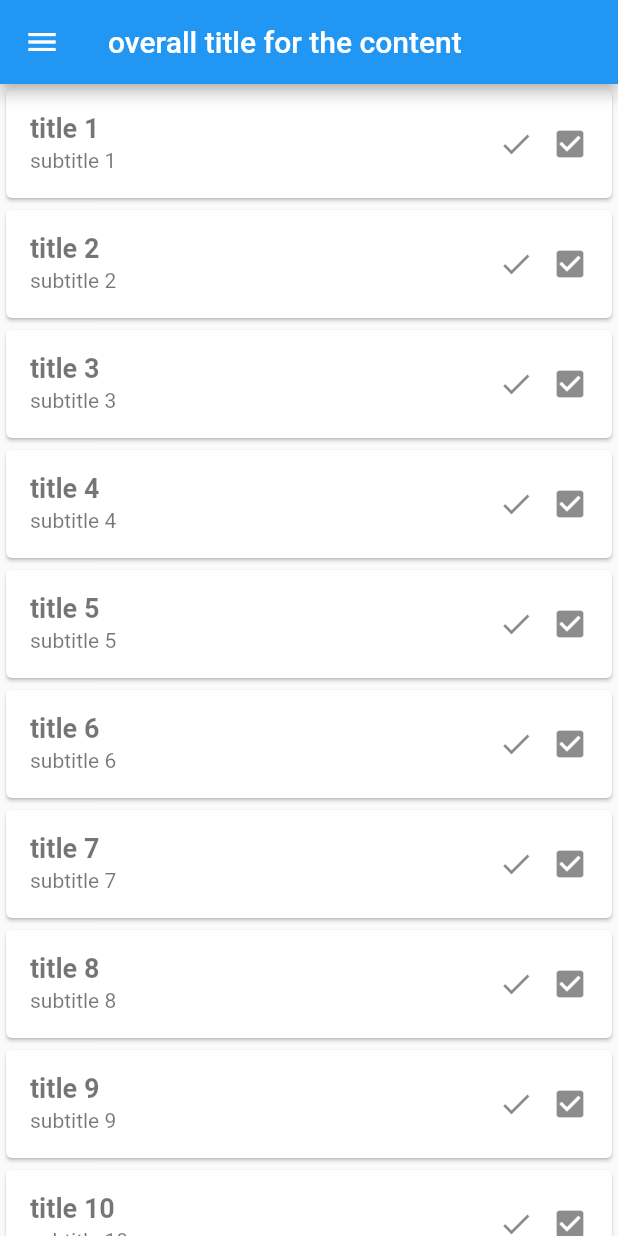
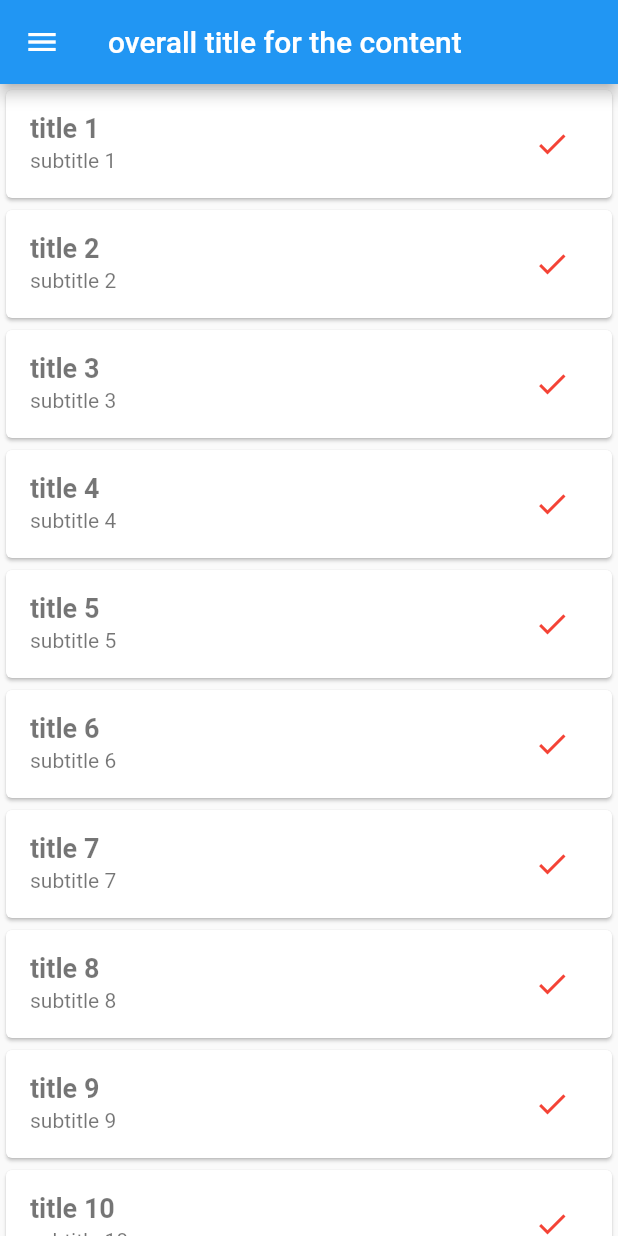
Before and after one commit to rob-code/flutter_master_detail_mobile_app, a Flutter app: the screen it shows after launch, on a phone screen of 412 x 824 dp. Run offline on Flutter 3.47's test engine with Material 2 defaults, Android fonts, the phone set to English and light mode, and no system bars; missing offline and left inert: dart:ffi.

Commit message:
implement icon color change for red, amber, green

```diff
--- a/lib/main.dart
+++ b/lib/main.dart
@@ -1,3 +1,5 @@
+import 'dart:ffi';
+
 import 'package:flutter/material.dart';
 import 'content_detail.dart';
 import 'content_data_model.dart';
@@ -88,19 +90,11 @@ class _MyHomePageState extends State<MyHomePage> {
             ),
             subtitle: Text(contentData[index].subtitle),
             trailing: Wrap(
-              spacing: 12,
               children: const <Widget>[
-                Icon(Icons.check),
-                Icon(Icons.check_box),
+                MyStatefulWidget(),
               ],
             ),
-
-    /*leading: SizedBox(
-    width: 100,
-    height: 50,
-    child: Text(contentData[index].title),
-    ),*/
-    onTap: () {
+                onTap: () {
     Navigator.of(context).push(MaterialPageRoute(builder: (context)=>ContentDetail(contentDataModel: contentData[index],)));
     }
     ));
@@ -109,3 +103,50 @@ class _MyHomePageState extends State<MyHomePage> {
     );
   }
 }
+
+
+
+
+class MyStatefulWidget extends StatefulWidget {
+  const MyStatefulWidget({Key? key}) : super(key: key);
+  @override
+  State<MyStatefulWidget> createState() => _MyStatefulWidgetState();
+}
+
+class _MyStatefulWidgetState extends State<MyStatefulWidget> {
+  final List<Color> colors = <Color>[Colors.red,Colors.amber, Colors.green];
+
+  Color _iconColor = Colors.red;
+  int colorIndex= 0;
+
+  @override
+  Widget build(BuildContext context) {
+    return Column(
+      children: <Widget>[
+        IconButton(
+          icon: const Icon(Icons.check),
+          color: _iconColor,
+          tooltip: 'set learning rating',
+          onPressed: () {
+            setState(() {
+              switch(colorIndex) {
+                case 0: {_iconColor = colors.elementAt(1); }
+                colorIndex = 1;
+                break;
+
+                case 1: {_iconColor = colors.elementAt(2); }
+                colorIndex = 2;
+                break;
+
+                case 2: {_iconColor = colors.elementAt(0); }
+                colorIndex = 0;
+                break;
+              }
+
+            });
+          },
+        ),
+      ],
+    );
+  }
+}
```
